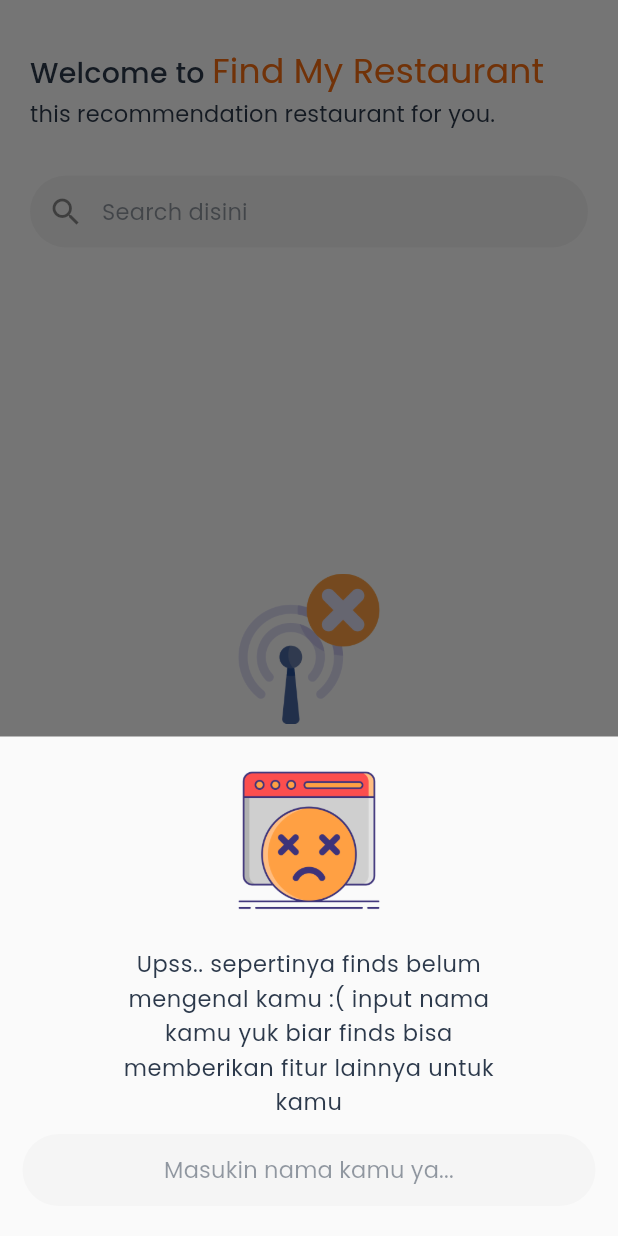
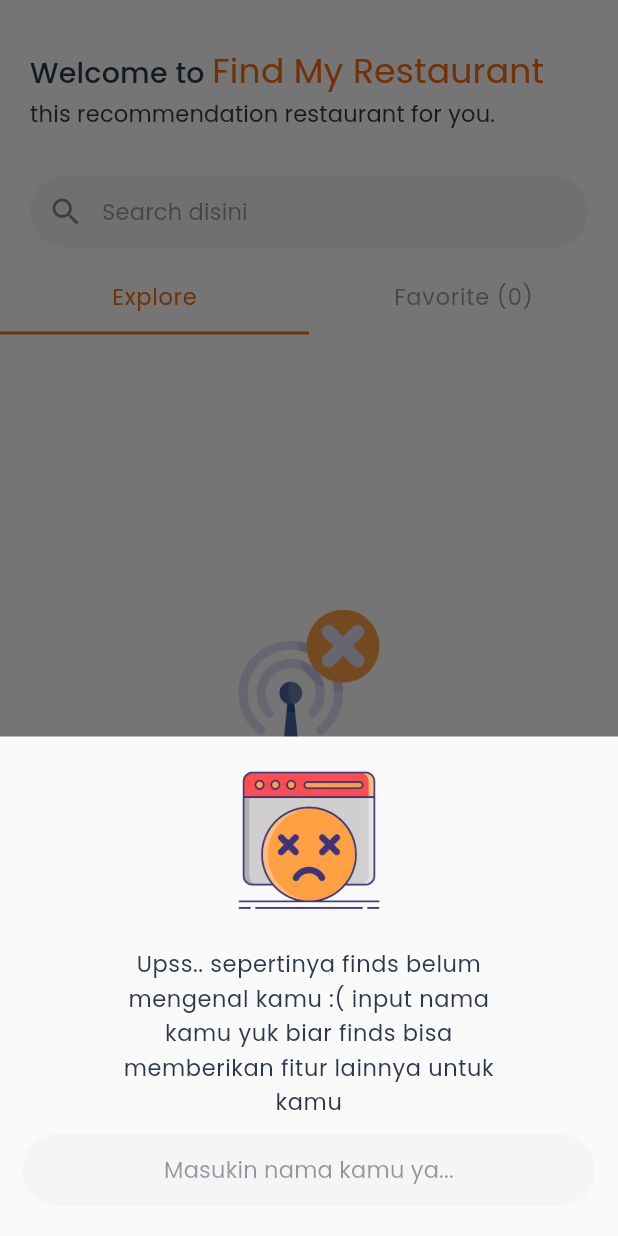
Before and after one commit to dwidev/find_my_restaurant, a Flutter app: the screen it shows after launch, on a phone screen of 412 x 824 dp. Run offline on Flutter 3.47's test engine with Material 2 defaults, Android fonts, the phone set to English and light mode, and no system bars; our stand-ins replace dio, google_fonts, shared_preferences; network calls fail.

Commit message:
- implement list favorite

```diff
--- a/lib/features/restaurant/pages/catalog_restaurant_page.dart
+++ b/lib/features/restaurant/pages/catalog_restaurant_page.dart
@@ -5,6 +5,8 @@ import '../../user/providers/user_provider.dart';
 import '../../user/widget/no_session_dialog.dart';
 import '../providers/catalog_provider.dart';
 import '../providers/detail_resto_provider.dart';
+import '../view/catalog_restaurant_view.dart';
+import '../view/favorite_restaurant_view.dart';
 import '../widgets/catalog_restaurant_title_widget.dart';
 import '../widgets/item_tile_loading_widget.dart';
 import '../widgets/item_tile_widget.dart';
@@ -17,15 +19,21 @@ class CatalogRestaurantPage extends StatefulWidget {
   State<CatalogRestaurantPage> createState() => _CatalogRestaurantPageState();
 }
 
-class _CatalogRestaurantPageState extends State<CatalogRestaurantPage> {
+class _CatalogRestaurantPageState extends State<CatalogRestaurantPage>
+    with SingleTickerProviderStateMixin {
   bool isClearSearch = false;
+  late TabController tabController;
   late TextEditingController searchController;
+  int _currentTab = 0;
 
   @override
   void initState() {
+    tabController = TabController(length: 2, vsync: this)
+      ..addListener(_onChangeTab);
     searchController = TextEditingController();
 
     WidgetsBinding.instance.addPostFrameCallback((_) async {
+      context.read<UserProvider>().getFavoriteRestaurant();
       context.read<CatalogProvider>().getCatalogRestaurant();
       _checkSession();
     });
@@ -34,8 +42,19 @@ class _CatalogRestaurantPageState extends State<CatalogRestaurantPage> {
 
   @override
   void dispose() {
+    tabController.removeListener(_onChangeTab);
+    tabController.dispose();
     searchController.dispose();
     super.dispose();
+  }
+
+  void _onChangeTab() {
+    setState(() {
+      _currentTab = tabController.index;
+    });
+    if (_currentTab == 1) {
+      context.read<UserProvider>().getFavoriteRestaurant();
+    }
   }
 
   void _onClearSearch() {
@@ -58,12 +77,12 @@ class _CatalogRestaurantPageState extends State<CatalogRestaurantPage> {
 
   @override
   Widget build(BuildContext context) {
+    final favCount = context.select<UserProvider, int>(
+      (prov) => prov.state.listFavorite.length,
+    );
+
     return Scaffold(
       backgroundColor: Colors.white,
-      // appBar: AppBar(
-      //   backgroundColor: Colors.transparent,
-      //   shadowColor: Colors.transparent,
-      // ),
       body: Padding(
         padding: EdgeInsets.only(top: context.mediaQuery.viewPadding.top + 10),
         child: Column(
@@ -104,79 +123,43 @@ class _CatalogRestaurantPageState extends State<CatalogRestaurantPage> {
                 },
               ),
             ),
-            Expanded(
-              child: Consumer<CatalogProvider>(
-                builder: (context, value, child) {
-                  if (value.isError) {
-                    return RestoErrorWidget(
-                      failure: value.errorFailure,
-                      onRetry: () {
-                        value.getCatalogRestaurant();
-                      },
-                    );
-                  }
-
-                  if (value.isSuccess && value.state.listResto.isEmpty) {
-                    return Center(
-                      child: Column(
-                        crossAxisAlignment: CrossAxisAlignment.center,
-                        mainAxisAlignment: MainAxisAlignment.center,
+            Column(
+              mainAxisSize: MainAxisSize.min,
               children: [
-                          Image.asset(
-                            searchIcon,
-                            width: 100,
+                TabBar(
+                  controller: tabController,
+                  tabs: [
+                    Tab(
+                      child: Text(
+                        "Explore",
+                        style: context.textTheme.bodyText1?.copyWith(
+                          color: _currentTab == 0
+                              ? primaryColor
+                              : darkColor.withOpacity(0.5),
                         ),
-                          const SizedBox(height: 20),
-                          SizedBox(
-                            width: context.widthSize / 1.5,
+                      ),
+                    ),
+                    Tab(
                       child: Text(
-                              "Upss.. tidak ada data yang ditemukan",
-                              style: context.textTheme.caption?.copyWith(
-                                fontSize: 15,
+                        "Favorite ($favCount)",
+                        style: context.textTheme.bodyText1?.copyWith(
+                          color: _currentTab == 1
+                              ? primaryColor
+                              : darkColor.withOpacity(0.5),
                         ),
-                              textAlign: TextAlign.center,
                       ),
+                    )
+                  ],
                 ),
               ],
             ),
-                    );
-                  }
-                  final itemCount =
-                      value.isLoading ? 10 : value.state.listResto.length;
-
-                  return ListView.builder(
-                    physics: const BouncingScrollPhysics(),
-                    itemCount: itemCount,
-                    itemBuilder: (context, index) {
-                      if (value.isLoading) {
-                        return RestaurantTileLoadingWidget(
-                          isLoading: value.isLoading,
-                        );
-                      }
-
-                      final restaurantModel = value.state.listResto[index];
-                      final heroTag = "list-tile-${restaurantModel.id}";
-
-                      return RestaurantTileWidget(
-                        heroTag: heroTag,
-                        restaurantModel: restaurantModel,
-                        onPressed: (String id) {
-                          FocusManager.instance.primaryFocus?.unfocus();
-                          context
-                              .read<DetailRestoProvider>()
-                              .getDetailResto(id);
-                          context.push(
-                            page: DetailRestaurantPage(
-                              restoId: restaurantModel.id,
-                              heroTag: heroTag,
-                              distance: restaurantModel.distance,
-                            ),
-                          );
-                        },
-                      );
-                    },
-                  );
-                },
+            Expanded(
+              child: TabBarView(
+                controller: tabController,
+                children: const [
+                  CatalogRestoView(),
+                  FavoriteRestoView(),
+                ],
               ),
             ),
           ],
--- a/lib/features/restaurant/pages/detail_restaurant_page.dart
+++ b/lib/features/restaurant/pages/detail_restaurant_page.dart
@@ -1,5 +1,6 @@
 import 'dart:math';
 
+import 'package:find_my_restaurant/features/user/providers/user_provider.dart';
 import 'package:flutter/cupertino.dart';
 import 'package:provider/provider.dart';
 
@@ -49,7 +50,9 @@ class DetailRestaurantPage extends StatelessWidget {
   }
 
   void _onFavorite(BuildContext context) async {
-    context.read<DetailRestoProvider>().onFavoriteResto();
+    context.read<DetailRestoProvider>().onFavoriteResto().then((_) {
+      context.read<UserProvider>().getFavoriteRestaurant();
+    });
   }
 
   @override
--- /dev/null
+++ b/lib/features/restaurant/view/catalog_restaurant_view.dart
@@ -0,0 +1,88 @@
+import 'package:provider/provider.dart';
+
+import '../../../core/core.dart';
+import '../pages/detail_restaurant_page.dart';
+import '../providers/catalog_provider.dart';
+import '../providers/detail_resto_provider.dart';
+import '../widgets/item_tile_loading_widget.dart';
+import '../widgets/item_tile_widget.dart';
+
+class CatalogRestoView extends StatelessWidget {
+  const CatalogRestoView({
+    Key? key,
+  }) : super(key: key);
+
+  @override
+  Widget build(BuildContext context) {
+    return Consumer<CatalogProvider>(
+      builder: (context, value, child) {
+        if (value.isError) {
+          return RestoErrorWidget(
+            failure: value.errorFailure,
+            onRetry: () {
+              value.getCatalogRestaurant();
+            },
+          );
+        }
+
+        if (value.isSuccess && value.state.listResto.isEmpty) {
+          return Center(
+            child: Column(
+              crossAxisAlignment: CrossAxisAlignment.center,
+              mainAxisAlignment: MainAxisAlignment.center,
+              children: [
+                Image.asset(
+                  searchIcon,
+                  width: 100,
+                ),
+                const SizedBox(height: 20),
+                SizedBox(
+                  width: context.widthSize / 1.5,
+                  child: Text(
+                    "Upss.. tidak ada data yang ditemukan",
+                    style: context.textTheme.caption?.copyWith(
+                      fontSize: 15,
+                    ),
+                    textAlign: TextAlign.center,
+                  ),
+                ),
+              ],
+            ),
+          );
+        }
+        final itemCount = value.isLoading ? 10 : value.state.listResto.length;
+
+        return ListView.builder(
+          physics: const BouncingScrollPhysics(),
+          itemCount: itemCount,
+          itemBuilder: (context, index) {
+            if (value.isLoading) {
+              return RestaurantTileLoadingWidget(
+                isLoading: value.isLoading,
+              );
+            }
+
+            final restaurantModel = value.state.listResto[index];
+            final heroTag = "list-tile-${restaurantModel.id}";
+
+            return RestaurantTileWidget(
+              heroTag: heroTag,
+              restaurantModel: restaurantModel,
+              onPressed: (String id) {
+                FocusManager.instance.primaryFocus?.unfocus();
+                context.read<DetailRestoProvider>().getDetailResto(id);
+                context.push(
+                  page: DetailRestaurantPage(
+                    restoId: restaurantModel.id,
+                    heroTag: heroTag,
+                    distance: restaurantModel.distance,
+                  ),
+                );
+              },
+            );
+          },
+        );
+      },
+    );
+  }
+}
--- a/lib/features/restaurant/widgets/catalog_restaurant_title_widget.dart
+++ b/lib/features/restaurant/widgets/catalog_restaurant_title_widget.dart
@@ -1,10 +1,13 @@
 import 'package:flutter/cupertino.dart';
 import 'package:provider/provider.dart';
-import 'package:shared_preferences/shared_preferences.dart';
 
 import '../../../core/core.dart';
-import '../../splash/page/splash_page.dart';
+import '../../user/page/user_setting_page.dart';
 import '../../user/providers/user_provider.dart';
+import '../pages/detail_restaurant_page.dart';
+import '../providers/detail_resto_provider.dart';
+import 'item_tile_loading_widget.dart';
+import 'item_tile_widget.dart';
 
 class CatalogRestaurantTitleWidget extends StatelessWidget {
   const CatalogRestaurantTitleWidget({
@@ -12,10 +15,7 @@ class CatalogRestaurantTitleWidget extends StatelessWidget {
   }) : super(key: key);
 
   void _goToProfile(BuildContext context) {
-    SharedPreferences.getInstance().then((value) {
-      value.clear();
-      context.pushReplacement(page: const SplashPage());
-    });
+    context.push(page: const UserProfilePage());
   }
 
   @override
@@ -39,7 +39,7 @@ class CatalogRestaurantTitleWidget extends StatelessWidget {
                         size: 20,
                       ),
                     ),
-                    InkWell(
+                    GestureDetector(
                       onTap: () => _goToProfile(context),
                       child: Text(
                         "Hiii ${value.state.userModel?.name}",
--- a/lib/features/user/preferences/user_preferences.dart
+++ b/lib/features/user/preferences/user_preferences.dart
@@ -66,7 +66,7 @@ class UserPreferenceImpl extends BaseLocalPreferenceImpl
           .toList();
     }
 
-    return listResto;
+    return listResto.reversed.toList();
   }
 
   @override
--- a/lib/features/user/providers/user_provider.dart
+++ b/lib/features/user/providers/user_provider.dart
@@ -1,3 +1,7 @@
+import 'package:flutter/foundation.dart';
+
+import 'package:find_my_restaurant/features/restaurant/data/model/restaurant_model.dart';
+
 import '../../../core/core.dart';
 import '../data/user_model.dart';
 import '../service/user_service.dart';
@@ -62,24 +66,46 @@ class UserProvider extends BaseProvider<UserState> {
       },
     );
   }
+
+  /// function for get list favorite
+  Future<void> getFavoriteRestaurant() async {
+    changeStateWithoutNotify(state.copyWith(listFavorite: []));
+    onLoading();
+
+    final request = await userService.getFavorite();
+
+    request.capture(
+      ok: (data) {
+        changeStateWithoutNotify(state.copyWith(listFavorite: data));
+        onSuccess();
+      },
+      err: (err) {
+        onError(failure: err);
+      },
+    );
+  }
 }
 
 class UserState extends BaseState {
   final UserModel? userModel;
   final bool isSession;
+  final List<RestaurantModel> listFavorite;
 
   UserState({
     this.userModel,
     this.isSession = false,
+    this.listFavorite = const [],
   });
 
   UserState copyWith({
     UserModel? userModel,
     bool? isSession,
+    List<RestaurantModel>? listFavorite,
   }) {
     return UserState(
       userModel: userModel ?? this.userModel,
       isSession: isSession ?? this.isSession,
+      listFavorite: listFavorite ?? this.listFavorite,
     );
   }
 
@@ -89,9 +115,11 @@ class UserState extends BaseState {
 
     return other is UserState &&
         other.userModel == userModel &&
-        other.isSession == isSession;
+        other.isSession == isSession &&
+        listEquals(other.listFavorite, listFavorite);
   }
 
   @override
-  int get hashCode => userModel.hashCode ^ isSession.hashCode;
+  int get hashCode =>
+      userModel.hashCode ^ isSession.hashCode ^ listFavorite.hashCode;
 }
```
Also changed, not shown: lib/features/restaurant/data/model/restaurant_model.dart (+9 -2 lines), lib/features/restaurant/view/favorite_restaurant_view.dart (added, +69 -0 lines), lib/features/user/page/user_setting_page.dart (added, +33 -0 lines), lib/features/user/service/user_service.dart (+9 -0 lines). Lines whose indentation alone changed are shown as unchanged.
